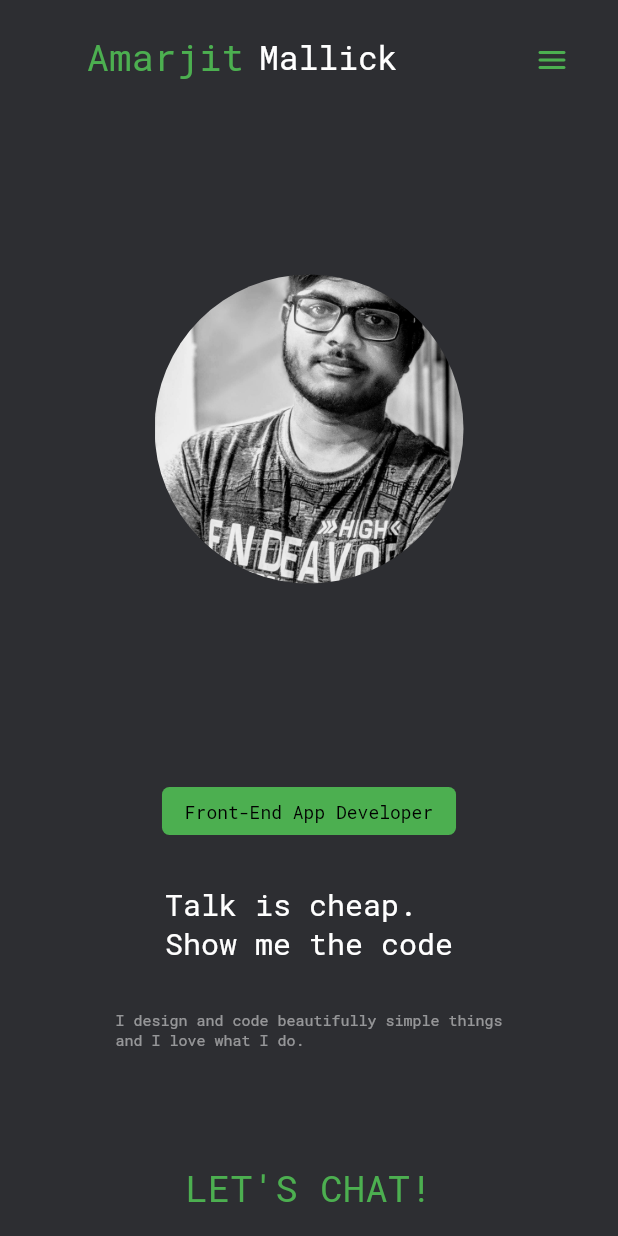
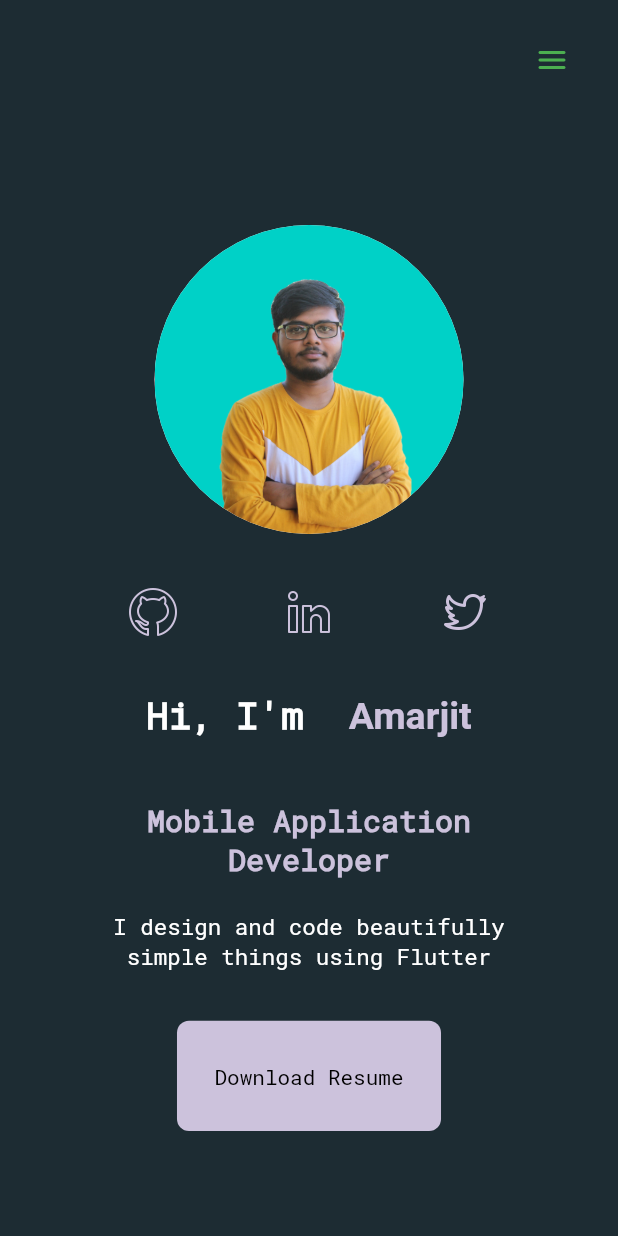
Before and after one commit to amarjitmallick/Portfolio, a Flutter app: the screen it shows after launch, on a phone screen of 412 x 824 dp. Run offline on Flutter 3.47's test engine with Material 2 defaults, Android fonts, the phone set to English and light mode, and no system bars; our stand-ins replace responsive_builder, scroll_to_index; missing offline and left inert: hovering.

Commit message:
added background image in desktop mode and mobile landing page updated

```diff
--- a/lib/home_view/mobile_view.dart
+++ b/lib/home_view/mobile_view.dart
@@ -18,7 +18,7 @@ class _MobileViewState extends State<MobileView> {
   @override
   Widget build(BuildContext context) {
     return Scaffold(
-      backgroundColor: kPrimaryColor,
+      backgroundColor: Theme.of(context).primaryColor,
       endDrawer: CustomDrawer(),
       body: NestedScrollView(
         headerSliverBuilder: (BuildContext context, bool innerBoxIsScrolled) {
@@ -98,8 +98,7 @@ class _CustomDrawerState extends State<CustomDrawer> {
                                   child: Image(
                                     height: 48,
                                     width: 48,
-                                    image:
-                                        AssetImage('assets/icons/twitter.png'),
+                                    image: AssetImage('assets/icons/twitter.png'),
                                   ),
                                 ),
                               ),
@@ -113,8 +112,7 @@ class _CustomDrawerState extends State<CustomDrawer> {
                                   child: Image(
                                     height: 48,
                                     width: 48,
-                                    image:
-                                        AssetImage('assets/icons/twitter.png'),
+                                    image: AssetImage('assets/icons/twitter.png'),
                                   ),
                                 ),
                               ),
@@ -143,8 +141,7 @@ class _CustomDrawerState extends State<CustomDrawer> {
                                   child: Image(
                                     height: 48,
                                     width: 48,
-                                    image:
-                                        AssetImage('assets/icons/github.png'),
+                                    image: AssetImage('assets/icons/github.png'),
                                   ),
                                 ),
                               ),
@@ -158,8 +155,7 @@ class _CustomDrawerState extends State<CustomDrawer> {
                                   child: Image(
                                     height: 48,
                                     width: 48,
-                                    image:
-                                        AssetImage('assets/icons/github.png'),
+                                    image: AssetImage('assets/icons/github.png'),
                                   ),
                                 ),
                               ),
@@ -173,8 +169,7 @@ class _CustomDrawerState extends State<CustomDrawer> {
                     Container(
                       child: Center(
                         child: GestureDetector(
-                          onTap: () => launch(
-                              "https://www.google.com/intl/en-GB/gmail/about/#"),
+                          onTap: () => launch("https://www.google.com/intl/en-GB/gmail/about/#"),
                           child: HoverCrossFadeWidget(
                             firstCurve: Curves.linear,
                             secondCurve: Curves.linearToEaseOut,
--- a/lib/landing_page/landing_page_mobile.dart
+++ b/lib/landing_page/landing_page_mobile.dart
@@ -1,4 +1,6 @@
 import 'package:flutter/material.dart';
+import 'package:portfolio/theme/theme_switcher.dart';
+import 'package:url_launcher/url_launcher.dart';
 
 class LandingPageMobile extends StatefulWidget {
   @override
@@ -10,69 +12,145 @@ class _LandingPageMobileState extends State<LandingPageMobile> {
   Widget build(BuildContext context) {
     return Container(
       width: MediaQuery.of(context).size.width,
-      height: MediaQuery.of(context).size.height,
+      height: MediaQuery.of(context).size.height - 80,
+      padding: EdgeInsets.symmetric(vertical: 70, horizontal: 50),
       child: Column(
         mainAxisAlignment: MainAxisAlignment.spaceEvenly,
         children: [
           Container(
-            width: MediaQuery.of(context).size.width / 2,
-            height: MediaQuery.of(context).size.height / 2,
-            child: Center(
-              child: CircleAvatar(
-                backgroundColor: Colors.transparent,
-                backgroundImage:
-                    AssetImage('assets/images/profile picture.jpg'),
-                radius: MediaQuery.of(context).size.height / 2.7,
+            constraints: BoxConstraints(
+              minHeight: 20,
+              maxHeight: MediaQuery.of(context).size.height / 4,
+              minWidth: 20,
+              maxWidth: MediaQuery.of(context).size.height / 4,
+            ),
+            decoration: BoxDecoration(
+              shape: BoxShape.circle,
+              color: Colors.white,
+              image: DecorationImage(
+                fit: BoxFit.scaleDown,
+                image: ThemeSwitcher.of(context).isDarkModeOn
+                    ? AssetImage('assets/images/profile_dark.png')
+                    : AssetImage('assets/images/profile_light.png'),
               ),
             ),
           ),
-          Container(
-            width: MediaQuery.of(context).size.width / 1.5,
-            height: MediaQuery.of(context).size.height / 2,
-            child: Center(
-              child: Column(
+          Row(
             mainAxisAlignment: MainAxisAlignment.spaceEvenly,
-                crossAxisAlignment: CrossAxisAlignment.center,
             children: [
-                  Container(
-                    decoration: BoxDecoration(
-                        color: Colors.green,
-                        borderRadius: BorderRadius.circular(5)),
-                    child: Padding(
-                      padding: const EdgeInsets.all(8.0),
-                      child: Text(
-                        ' Front-End App Developer ',
-                        style: TextStyle(
-                            color: Colors.black,
-                            fontFamily: 'RobotoMono',
-                            fontSize: 12),
+              Expanded(
+                child: GestureDetector(
+                  onTap: () {
+                    launch('https://github.com/AmarjitM13');
+                  },
+                  child: Image.asset(
+                    'assets/icons/github.png',
+                    scale: 3,
+                    color: ThemeSwitcher.of(context).isDarkModeOn
+                        ? ThemeData.dark(useMaterial3: true).colorScheme.secondary
+                        : Color(0xFF646AFF),
                   ),
                 ),
               ),
-                  Text(
-                    'Talk is cheap.\nShow me the code',
+              Expanded(
+                child: GestureDetector(
+                  onTap: () {
+                    launch('https://www.linkedin.com/in/amarjit-mallick/');
+                  },
+                  child: Image.asset(
+                    'assets/icons/linkedin.png',
+                    scale: 3,
+                    color: ThemeSwitcher.of(context).isDarkModeOn
+                        ? ThemeData.dark(useMaterial3: true).colorScheme.secondary
+                        : Color(0xFF646AFF),
+                  ),
+                ),
+              ),
+              Expanded(
+                child: GestureDetector(
+                  onTap: () {
+                    launch('https://twitter.com/AmarjitM13');
+                  },
+                  child: Image.asset(
+                    'assets/icons/twitter.png',
+                    scale: 3,
+                    color: ThemeSwitcher.of(context).isDarkModeOn
+                        ? ThemeData.dark(useMaterial3: true).colorScheme.secondary
+                        : Color(0xFF646AFF),
+                  ),
+                ),
+              ),
+            ],
+          ),
+          Expanded(
+            child: RichText(
+              text: TextSpan(
+                text: "Hi, I'm  ",
                 style: TextStyle(
-                        color: Colors.white,
+                  color: ThemeSwitcher.of(context).isDarkModeOn ? Colors.white : Colors.black,
+                  fontSize: 25,
+                  fontWeight: FontWeight.bold,
                   fontFamily: 'RobotoMono',
-                        fontSize: 20),
                 ),
-                  Text(
-                    'I design and code beautifully simple things\nand I love what I do.',
+                children: [
+                  TextSpan(
+                    text: 'Amarjit',
                     style: TextStyle(
-                        color: Colors.white.withOpacity(0.5),
+                      color: ThemeSwitcher.of(context).isDarkModeOn
+                          ? ThemeData.dark(useMaterial3: true).colorScheme.secondary
+                          : Color(0xFF646AFF),
+                    ),
+                  ),
+                ],
+              ),
+              textAlign: TextAlign.center,
+            ),
+          ),
+          Expanded(
+            child: Text(
+              'Mobile Application Developer',
+              style: TextStyle(
+                color: ThemeSwitcher.of(context).isDarkModeOn
+                    ? ThemeData.dark(useMaterial3: true).colorScheme.secondary
+                    : Color(0xFF646AFF),
+                fontSize: 20,
+                fontWeight: FontWeight.bold,
                 fontFamily: 'RobotoMono',
-                        fontSize: 10),
               ),
-                  SizedBox(height: 10),
-                  Text(
-                    "LET'S CHAT!",
+              textAlign: TextAlign.center,
+            ),
+          ),
+          Expanded(
+            child: Text(
+              'I design and code beautifully simple things using Flutter',
               style: TextStyle(
-                        color: Colors.green,
+                color: ThemeSwitcher.of(context).isDarkModeOn ? Colors.white : Colors.black,
                 fontFamily: 'RobotoMono',
-                        fontSize: 25),
+                fontSize: 15,
               ),
-                  SizedBox(height: 30),
-                ],
+              textAlign: TextAlign.center,
+            ),
+          ),
+          Expanded(
+            child: TextButton(
+              onPressed: () {},
+              style: TextButton.styleFrom(
+                backgroundColor: ThemeSwitcher.of(context).isDarkModeOn
+                    ? ThemeData.dark(useMaterial3: true).colorScheme.secondary
+                    : Color(0xFF646AFF),
+                shape: RoundedRectangleBorder(
+                  borderRadius: BorderRadius.circular(8),
+                ),
+                padding: EdgeInsets.symmetric(horizontal: 25),
+              ),
+              child: Text(
+                "Download Resume",
+                style: TextStyle(
+                  color: ThemeSwitcher.of(context).isDarkModeOn ? Colors.black : Colors.white,
+                  fontFamily: 'RobotoMono',
+                  //fontSize: 25,
+                ),
+                overflow: TextOverflow.ellipsis,
               ),
             ),
           ),
```
Also changed, not shown: lib/career/career_desktop.dart (+7 -1 lines), lib/contact/contact_desktop.dart (+8 -1 lines), lib/introduction/introduction_desktop.dart (+7 -3 lines), lib/landing_page/landing_page_desktop.dart (+7 -0 lines), lib/latest_works/latest_works_desktop.dart (+7 -0 lines), lib/navigation_bar/navigation_bar_mobile.dart (+1 -33 lines), lib/skills/skills_desktop.dart (+7 -1 lines), assets/images/bg.png (added), assets/images/bg_rev.png (added). Lines whose indentation alone changed are shown as unchanged.
